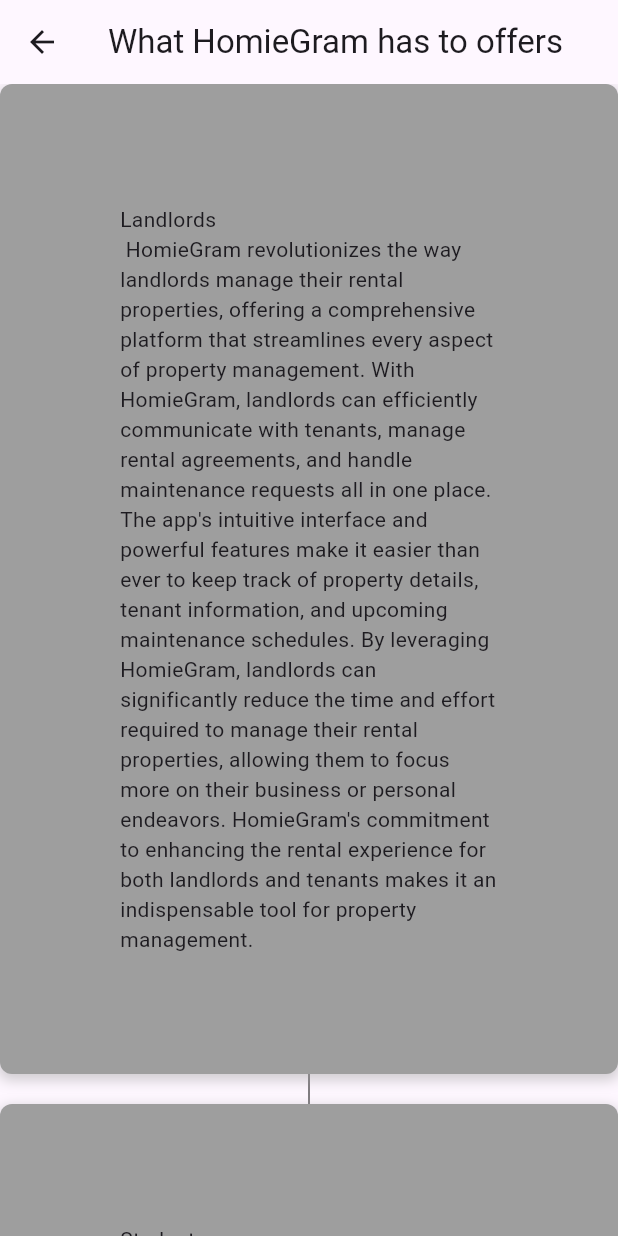
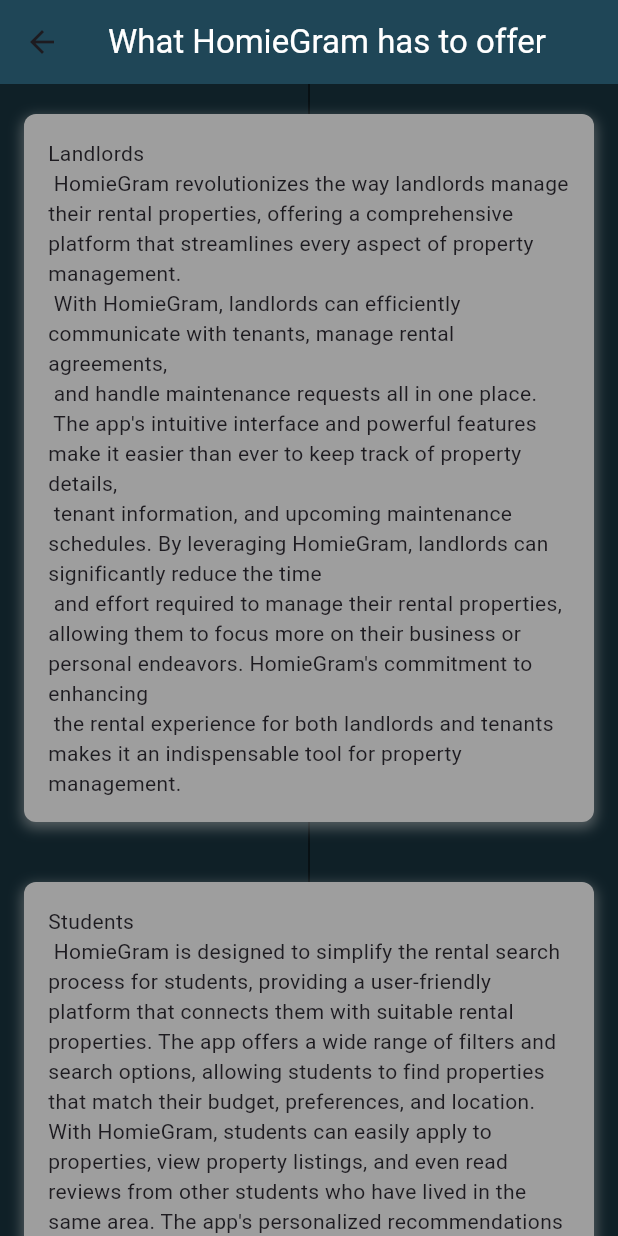
Before and after one commit to masiDaniel/Homiegram_front_end, a Flutter app: the AboutHomiegram screen opened by its route, on a phone screen of 412 x 824 dp. Run offline on Flutter 3.47's test engine with Material 3 defaults, Android fonts, the phone set to English and light mode, and no system bars; our stand-ins replace animated_text_kit, google_fonts, marquee; accounts and stored records are empty.

```diff
--- a/lib/main.dart
+++ b/lib/main.dart
@@ -32,7 +32,7 @@ class MyApp extends StatelessWidget {
         '/': (context) => const WelcomePage(),
         '/signin': (context) => const SignIn(),
         '/signup': (context) => const SignUp(),
-        '/about': (context) => const AboutHomiegram(),
+        '/about': (context) => AboutHomiegram(),
         // '/specific': (context) => const SpecificHostel(
         //       houseId: 1,
         //     ),
--- a/lib/views/about_app.dart
+++ b/lib/views/about_app.dart
@@ -18,55 +18,84 @@ class VerticalLinePainter extends CustomPainter {
   bool shouldRepaint(covariant CustomPainter oldDelegate) => false;
 }
 
-class Node extends StatelessWidget {
+class Node {
   final String title;
-  const Node({Key? key, required this.title}) : super(key: key);
+  final Color color;
+  final BorderRadius borderRadius;
+  final List<BoxShadow> boxShadow;
 
-  @override
-  Widget build(BuildContext context) {
-    return Container(
-      padding: const EdgeInsets.all(80),
-      decoration: BoxDecoration(
-          color: Colors.grey,
-          borderRadius: BorderRadius.circular(8.0),
-          boxShadow: [
+  Node({
+    required this.title,
+    this.color = Colors.grey,
+    this.borderRadius = const BorderRadius.all(Radius.circular(8.0)),
+    List<BoxShadow>? boxShadow, // Removed the const keyword
+  }) : boxShadow = boxShadow ??
+            [
               BoxShadow(
                 color: Colors.grey.withOpacity(0.5),
                 spreadRadius: 1,
                 blurRadius: 7,
                 offset: const Offset(0, 3),
               )
-          ]),
-      child: Text(title),
-    );
-  }
+            ];
 }
 
 class AboutHomiegram extends StatelessWidget {
-  const AboutHomiegram({super.key});
+  final List<Node> nodes = [
+    Node(
+      title:
+          "Landlords \n HomieGram revolutionizes the way landlords manage their rental properties, offering a comprehensive platform that streamlines every aspect of property management.\n With HomieGram, landlords can efficiently communicate with tenants, manage rental agreements,\n and handle maintenance requests all in one place.\n The app's intuitive interface and powerful features make it easier than ever to keep track of property details,\n tenant information, and upcoming maintenance schedules. By leveraging HomieGram, landlords can significantly reduce the time\n and effort required to manage their rental properties, allowing them to focus more on their business or personal endeavors. HomieGram's commitment to enhancing\n the rental experience for both landlords and tenants makes it an indispensable tool for property management.",
+    ),
+    Node(
+      title:
+          "Students \n HomieGram is designed to simplify the rental search process for students, providing a user-friendly platform that connects them with suitable rental properties. The app offers a wide range of filters and search options, allowing students to find properties that match their budget, preferences, and location. With HomieGram, students can easily apply to properties, view property listings, and even read reviews from other students who have lived in the same area. The app's personalized recommendations feature further enhances the search experience, suggesting properties based on the student's preferences and past searches. HomieGram's focus on making the rental process more efficient and enjoyable for students is evident in its design and functionality. By using HomieGram, students can save time and effort in their search for a new rental property, ensuring a smoother transition into their new living situation.",
+    ),
+  ];
 
   @override
   Widget build(BuildContext context) {
     return Scaffold(
       appBar: AppBar(
-        title: const Text("What HomieGram has to offers"),
+        backgroundColor: Color.fromARGB(255, 31, 70, 87),
+        title: const Text(
+          "What HomieGram has to offer",
+          style: TextStyle(color: Color.fromARGB(255, 255, 255, 255)),
         ),
+      ),
+      backgroundColor: Color(0xFF0F2027),
       body: CustomPaint(
         painter: VerticalLinePainter(),
-        child: ListView(
-          children: const <Widget>[
-            Node(
-                title:
-                    "Landlords \n HomieGram revolutionizes the way landlords manage their rental properties, offering a comprehensive platform that streamlines every aspect of property management. With HomieGram, landlords can efficiently communicate with tenants, manage rental agreements, and handle maintenance requests all in one place. The app's intuitive interface and powerful features make it easier than ever to keep track of property details, tenant information, and upcoming maintenance schedules. By leveraging HomieGram, landlords can significantly reduce the time and effort required to manage their rental properties, allowing them to focus more on their business or personal endeavors. HomieGram's commitment to enhancing the rental experience for both landlords and tenants makes it an indispensable tool for property management."),
-            SizedBox(
-              height: 20,
-            ),
-            Node(
-                title:
-                    "Students \n HomieGram is designed to simplify the rental search process for students, providing a user-friendly platform that connects them with suitable rental properties. The app offers a wide range of filters and search options, allowing students to find properties that match their budget, preferences, and location. With HomieGram, students can easily apply to properties, view property listings, and even read reviews from other students who have lived in the same area. The app's personalized recommendations feature further enhances the search experience, suggesting properties based on the student's preferences and past searches. HomieGram's focus on making the rental process more efficient and enjoyable for students is evident in its design and functionality. By using HomieGram, students can save time and effort in their search for a new rental property, ensuring a smoother transition into their new living situation."),
-          ],
+        child: ListView.builder(
+          itemCount: nodes.length,
+          itemBuilder: (context, index) {
+            return Padding(
+              padding: const EdgeInsets.symmetric(vertical: 20, horizontal: 16),
+              child: NodeWidget(node: nodes[index]),
+            );
+          },
         ),
       ),
     );
   }
 }
+
+class NodeWidget extends StatelessWidget {
+  final Node node;
+
+  const NodeWidget({Key? key, required this.node}) : super(key: key);
+
+  @override
+  Widget build(BuildContext context) {
+    return Container(
+      decoration: BoxDecoration(
+        color: node.color,
+        borderRadius: node.borderRadius,
+        boxShadow: node.boxShadow,
+      ),
+      child: Padding(
+        padding: const EdgeInsets.all(16),
+        child: Text(node.title),
+      ),
+    );
+  }
+}
```
Also changed, not shown: lib/views/home_page.dart (+65 -185 lines), lib/views/house_views.dart (added, +100 -0 lines), lib/views/section_headers_homepage_view.dart (added, +47 -0 lines). Lines whose indentation alone changed are shown as unchanged.
